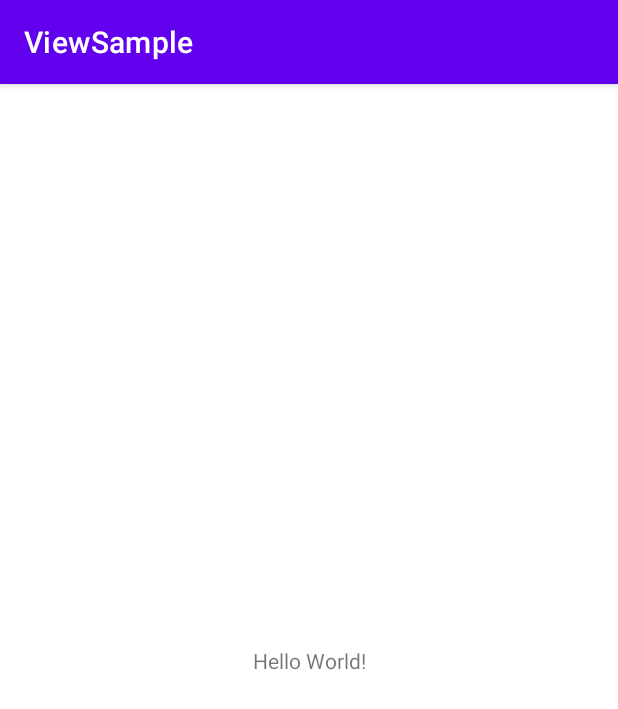
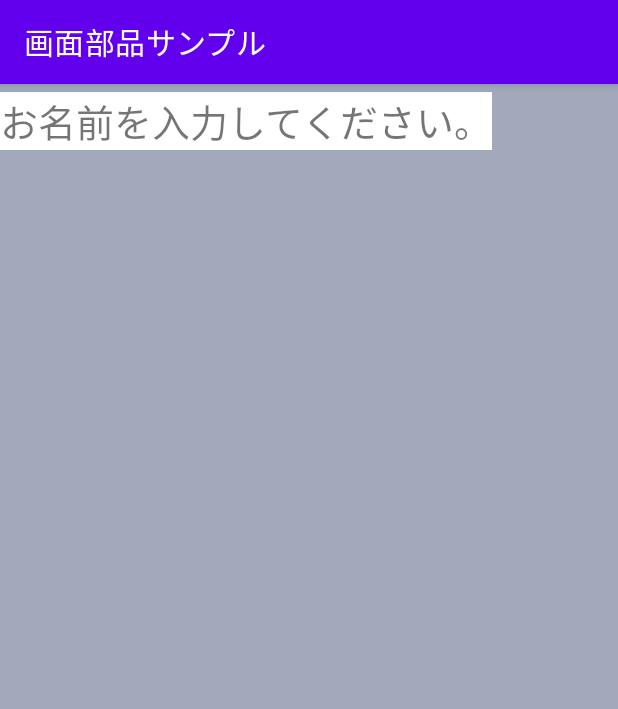
Before and after one commit to Baek830/ViewSample, an Android app: the screen it shows after launch (MainActivity), on a phone screen of 412 x 824 dp. Shown: the top 709 px of the screen. Run offline under Robolectric (Android 15) with nearby library versions, the phone set to English and light mode, and no system bars.

Commit message:
changed view

```diff
--- a/app/src/main/res/layout/activity_main.xml
+++ b/app/src/main/res/layout/activity_main.xml
@@ -1,18 +1,18 @@
 <?xml version="1.0" encoding="utf-8"?>
-<androidx.constraintlayout.widget.ConstraintLayout xmlns:android="http://schemas.android.com/apk/res/android"
-    xmlns:app="http://schemas.android.com/apk/res-auto"
-    xmlns:tools="http://schemas.android.com/tools"
+<LinearLayout
+    xmlns:android="http://schemas.android.com/apk/res/android"
     android:layout_width="match_parent"
     android:layout_height="match_parent"
-    tools:context=".MainActivity">
+    android:background="#A1A9BA"
+    android:orientation="vertical">
 
     <TextView
+        android:id="@+id/tvLabelInput"
         android:layout_width="wrap_content"
         android:layout_height="wrap_content"
-        android:text="Hello World!"
-        app:layout_constraintBottom_toBottomOf="parent"
-        app:layout_constraintLeft_toLeftOf="parent"
-        app:layout_constraintRight_toRightOf="parent"
-        app:layout_constraintTop_toTopOf="parent" />
-
-</androidx.constraintlayout.widget.ConstraintLayout>
+        android:layout_marginBottom="10dp"
+        android:layout_marginTop="5dp"
+        android:background="#ffffff"
+        android:text="@string/tv_msg"
+        android:textSize="25sp"/>
+</LinearLayout>
--- a/app/src/main/res/values/strings.xml
+++ b/app/src/main/res/values/strings.xml
@@ -1,3 +1,4 @@
 <resources>
-    <string name="app_name">ViewSample</string>
+    <string name="app_name">画面部品サンプル</string>
+    <string name="tv_msg">お名前を入力してください。</string>
 </resources>
```
